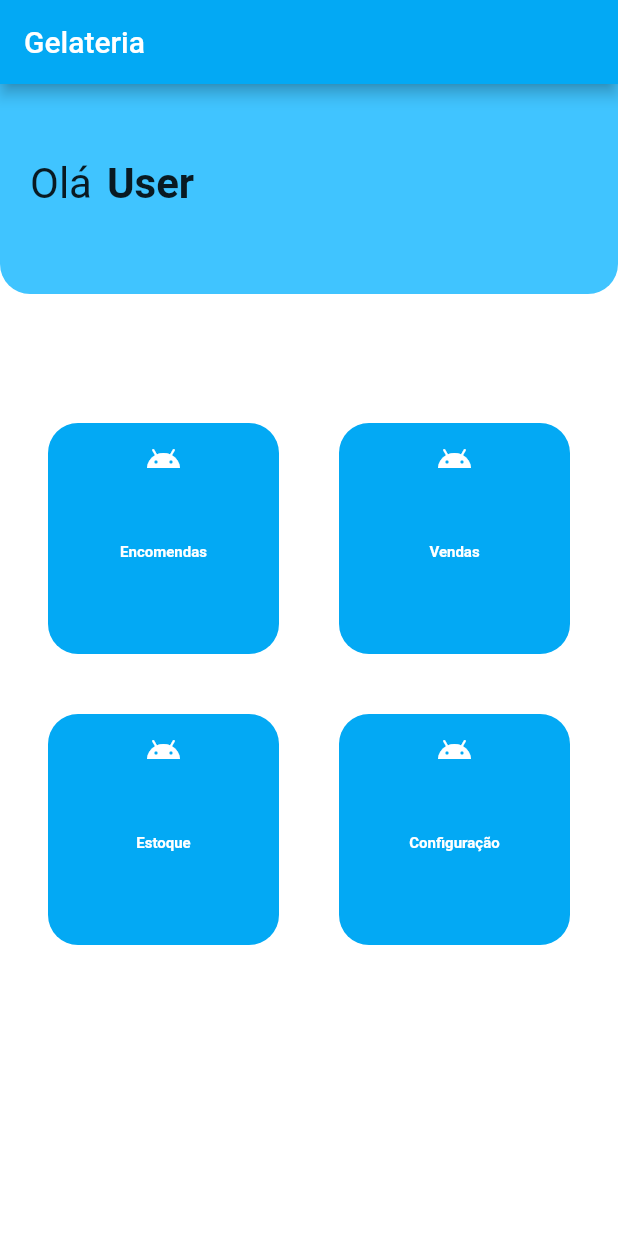
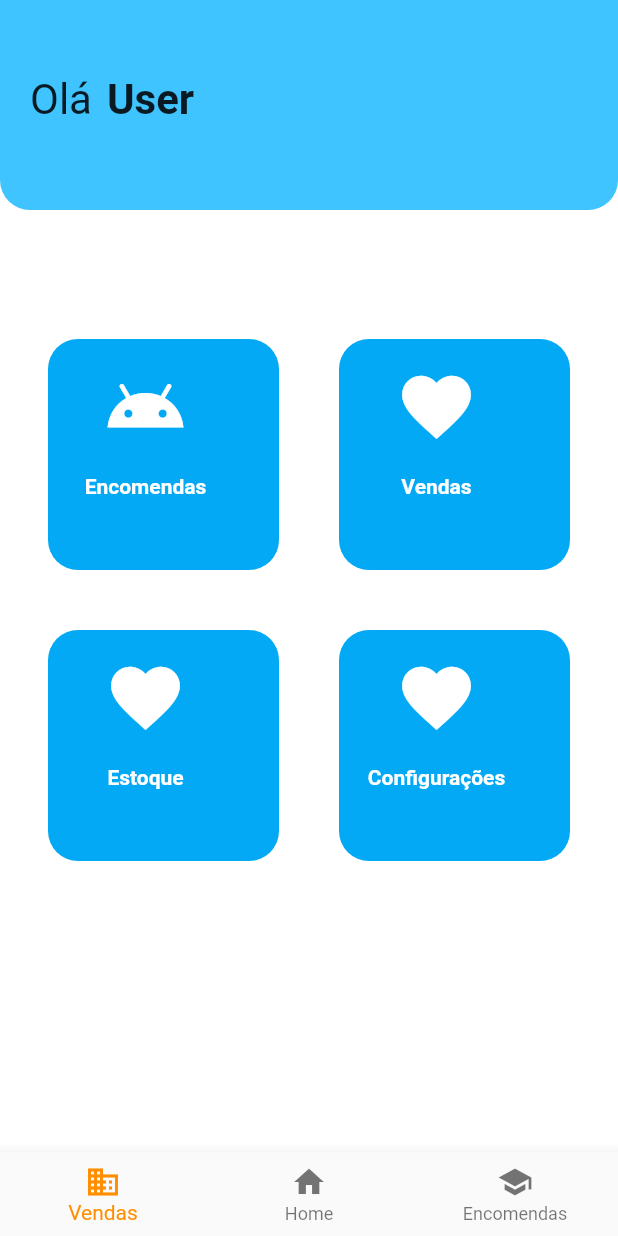
Before and after one commit to wpdcastro/ProjetoFlutter, a Flutter app: the screen it shows after launch, on a phone screen of 412 x 824 dp. Run offline on Flutter 3.47's test engine with Material 2 defaults, Android fonts, the phone set to English and light mode, and no system bars; our stand-ins replace cached_network_image, flutter_masked_text, flutter_mobx, flutter_staggered_animations, mobx; generated files the repository leaves out were written again; Roboto replaces fonts that are missing (Google).

```diff
--- a/lib/pages/menu_page/menu_page.dart
+++ b/lib/pages/menu_page/menu_page.dart
@@ -2,6 +2,7 @@ import 'package:flutter/material.dart';
 import 'package:frio_ai/constants/routing.dart';
 import 'package:frio_ai/pages/menu_page/widgets/app_bar_menu.dart';
 import 'package:frio_ai/pages/menu_page/widgets/menu_item.dart';
+import 'package:frio_ai/pages/widgets/bot_nav.dart';
 
 class MenuPage extends StatelessWidget {
   const MenuPage({Key key}) : super(key: key);
@@ -12,13 +13,14 @@ class MenuPage extends StatelessWidget {
     double statusWidth = MediaQuery.of(context).padding.top;
 
      return Scaffold(
-
+/*
       appBar: AppBar(
         title: const Text("Gelateria"),
         backgroundColor: Colors.lightBlue,
       ),
-
+*/
       backgroundColor: Colors.white,
+      bottomNavigationBar: BotNav(),
 
       body: Stack(
         children: <Widget> [
@@ -33,29 +35,48 @@ class MenuPage extends StatelessWidget {
             children: <Widget> [
 
               SizedBox(
-                height: 160,
+                height: 280,
               ),
 
               SizedBox(
-                height: 160,
+                height: 280,
               ),
 
               MenuItem(
                 name: 'Encomendas',
-                icon: Icon(Icons.menu),
+                icon: Icon(
+                  Icons.android,
+                  color: Colors.white,
+                  size: 55.0,
+                ),
                 route: ConstantRoutes.StockPageRoute,
               ),
               MenuItem(
                 name: 'Vendas',
-                icon: Icon(Icons.menu),
+                icon: Icon(
+                  Icons.favorite,
+                  color: Colors.white,
+                  size: 55.0,
+                ),
+                route: ConstantRoutes.LoginPageRoute,
               ),
               MenuItem(
                 name: 'Estoque',
-                icon: Icon(Icons.menu),
+                icon: Icon(
+                  Icons.favorite,
+                  color: Colors.white,
+                  size: 55.0,
+                ),
+                route: ConstantRoutes.StockPageRoute,
               ),
               MenuItem(
-                name: 'Configuração',
-                icon: Icon(Icons.menu),
+                name: 'Configurações',
+                icon: Icon(
+                  Icons.favorite,
+                  color: Colors.white,
+                  size: 55.0,
+                ),
+                route: ConstantRoutes.StockPageRoute,
               ),
             ],
           )
--- a/lib/pages/menu_page/widgets/menu_item.dart
+++ b/lib/pages/menu_page/widgets/menu_item.dart
@@ -20,32 +20,27 @@ class MenuItem extends StatelessWidget {
       padding: const EdgeInsets.all(20.0),
       child: Container(
         child: Stack(
-          children: <Widget>[
+          children: <Widget> [
             Column(
               children: <Widget> [
-                Center(
-                  child: Ink(
-                    child: IconButton(
-                      icon: Icon(Icons.android),
-                      color: Colors.white,
-                      onPressed: () {
-                        //Navigator.pushNamed(context, route);
-                        Navigator.pushNamed(context, '/login');
-                      },
-                    ),
+                Container(
+                  height: 90,
+                  width: 130,
+                  child: FlatButton(
+                    child: icon,
+                    onPressed: () {
+                      Navigator.pushNamed(context, route);
+                    },
                   ),
                 ),
-                Padding(
-                  padding: const EdgeInsets.all(32.0),
-                  child: Text(name,
-                    style: TextStyle(
-                      fontFamily: 'Google',
-                      fontSize: 10,
-                      fontWeight: FontWeight.bold,
-                      color: Colors.white,
-                    ),
-                  )
+
+                Text(name, style:
+                  TextStyle(
+                    color: Colors.white,
+                    fontWeight: FontWeight.bold,
+                  ),
                 ),
+
               ],
             ),
           ],
--- a/lib/pages/stock_page/stock_page.dart
+++ b/lib/pages/stock_page/stock_page.dart
@@ -3,6 +3,7 @@ import 'package:flutter_mobx/flutter_mobx.dart';
 import 'package:frio_ai/models/pokeapi.dart';
 import 'package:frio_ai/pages/stock_page/widgets/app_bar_home.dart';
 import 'package:frio_ai/pages/stock_page/widgets/item.dart';
+import 'package:frio_ai/pages/widgets/bot_nav.dart';
 import 'package:frio_ai/store/poket_api_store.dart';
 import 'package:flutter_staggered_animations/flutter_staggered_animations.dart';
 
@@ -16,6 +17,7 @@ class StockPage extends StatelessWidget {
 
     return Scaffold(
       backgroundColor: Colors.white,
+      bottomNavigationBar: BotNav(),
       body: Stack(
         children: <Widget> [
           Container(
@@ -29,6 +31,29 @@ class StockPage extends StatelessWidget {
                 ),
 
                 AppBarHome(),
+
+                SizedBox(
+                  height: 20,
+                ),
+
+                Container(
+                  width: 330,
+                  child: TextField(
+                    keyboardType: TextInputType.text,
+                    decoration: InputDecoration(
+                      icon: Icon(Icons.search,
+                        color: Colors.lightBlue,
+                      ),
+                      labelText: "Produto X",
+                      labelStyle: TextStyle(
+                        color: Colors.black38,
+                        fontWeight: FontWeight.w400,
+                        fontSize: 20,
+                      ),
+                    ),
+                    style: TextStyle(fontSize: 20,),
+                  ),
+                ),
 
                 Expanded(
                   child: Container(
--- a/lib/pages/stock_page/widgets/app_bar_home.dart
+++ b/lib/pages/stock_page/widgets/app_bar_home.dart
@@ -5,14 +5,14 @@ class AppBarHome extends StatelessWidget {
   Widget build(BuildContext context) {
     return Container(
       color: Colors.lightBlueAccent,
-      height: 120,
+      height: 90,
       child: Column(
         children: <Widget>[
           Container(
             height: 50,
             child: Row(
               mainAxisAlignment: MainAxisAlignment.end,
-              children: <Widget>[
+              children: <Widget> [
                 Padding(
                   padding: EdgeInsets.only(
                     top:13,
--- /dev/null
+++ b/lib/pages/widgets/bot_nav.dart
@@ -0,0 +1,34 @@
+import 'package:flutter/material.dart';
+
+void _onItemTapped(int index) {
+//  setState(() {
+//    _selectedIndex = index;
+//  });
+}
+
+class BotNav extends StatelessWidget {
+  @override
+  Widget build(BuildContext context) {
+
+    return Container(
+      child: BottomNavigationBar(
+        items: const <BottomNavigationBarItem> [
+          BottomNavigationBarItem(
+            icon: Icon(Icons.business),
+            title: Text('Vendas'),
+          ),
+          BottomNavigationBarItem(
+            icon: Icon(Icons.home),
+            title: Text('Home'),
+          ),
+          BottomNavigationBarItem(
+            icon: Icon(Icons.school),
+            title: Text('Encomendas'),
+          ),
+        ],
+        selectedItemColor: Colors.amber[800],
+        onTap: _onItemTapped,
+      ),
+    );
+  }
+}
```
Also changed, not shown: 1 other file.
